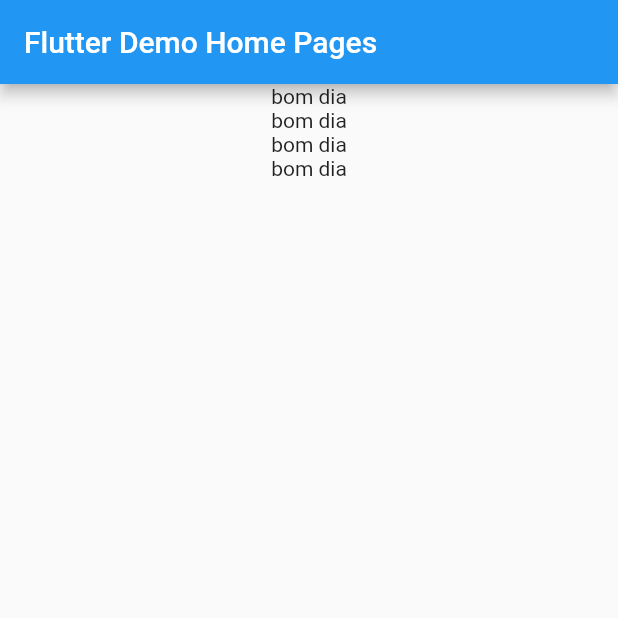
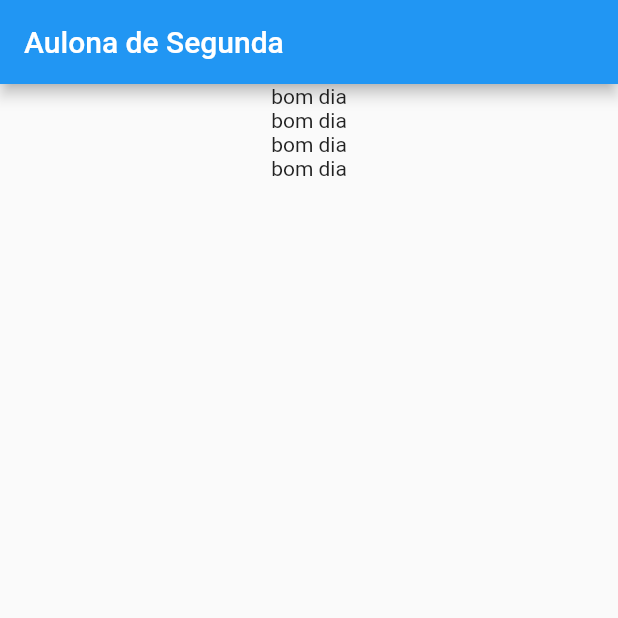
Before and after one commit to BrunoVollin/test_repo, a Flutter app: the screen it shows after launch, on a phone screen of 412 x 824 dp, the top half of it. Run offline on Flutter 3.47's test engine with Material 2 defaults, Android fonts, the phone set to English and light mode, and no system bars.

```diff
--- a/lib/main.dart
+++ b/lib/main.dart
@@ -10,7 +10,7 @@ class MyApp extends StatelessWidget {
       theme: ThemeData(
         primarySwatch: Colors.blue,
       ),
-      home: MyHomePage(title: 'Flutter Demo Home Pages'),
+      home: MyHomePage(title: 'Aulona de Segunda'),
     );
   }
 }
```
